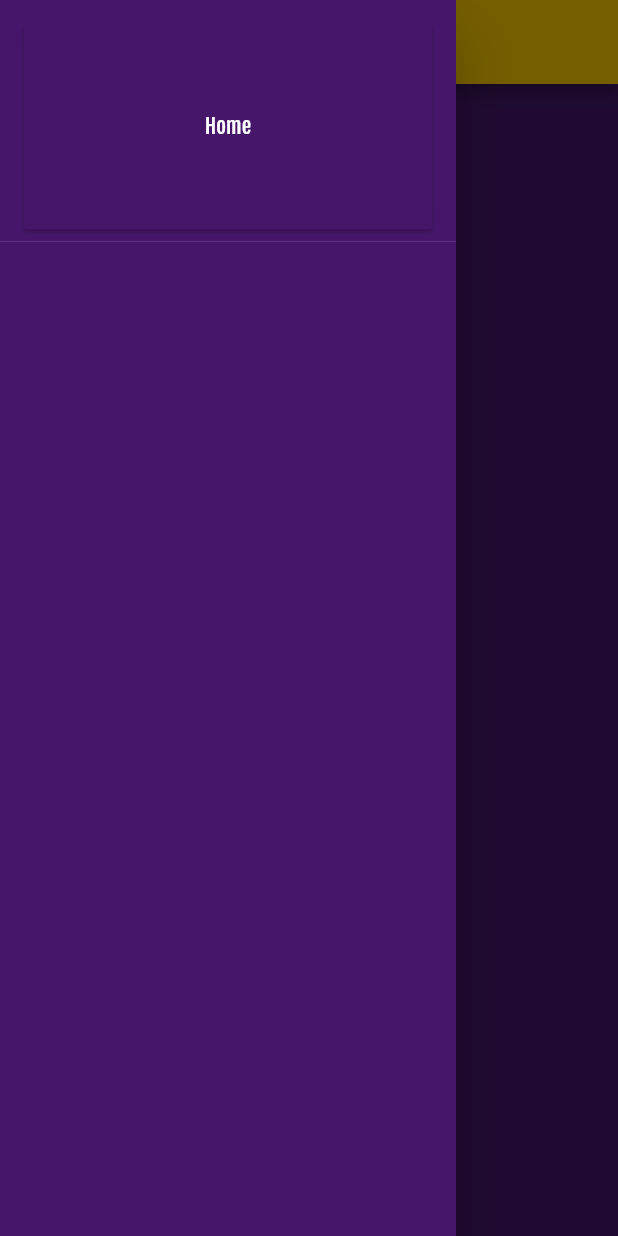
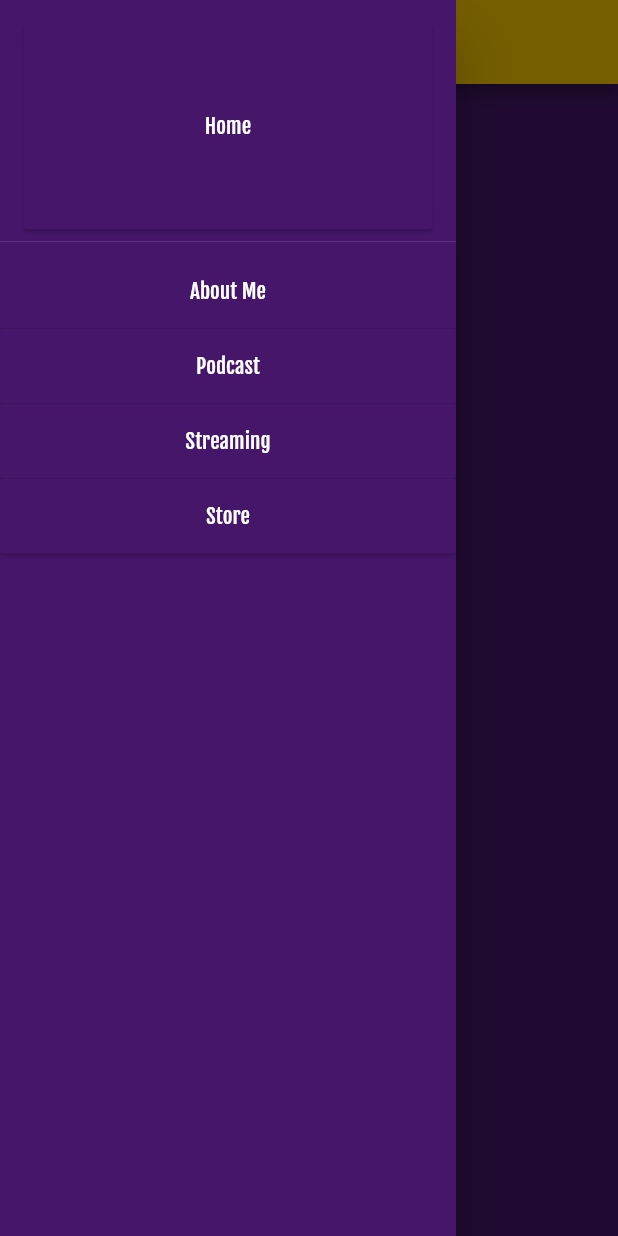
Before and after one commit to loganboisvert/loganboisvert.com, a Flutter app: the screen it shows after launch, with the side drawer open, on a phone screen of 412 x 824 dp. Run offline on Flutter 3.47's test engine with Material 2 defaults, Android fonts, the phone set to English and light mode, and no system bars.

Commit message:
Add base page routes

```diff
--- a/lib/main.dart
+++ b/lib/main.dart
@@ -1,7 +1,11 @@
 import 'package:flutter/material.dart';
+import 'package:logan_boisvert_website/routes/about/about.dart';
 
 import 'package:logan_boisvert_website/routes/index/index.dart';
 import 'package:logan_boisvert_website/routes/404/404.dart';
+import 'package:logan_boisvert_website/routes/podcast/podcast.dart';
+import 'package:logan_boisvert_website/routes/store/store.dart';
+import 'package:logan_boisvert_website/routes/streaming/streaming.dart';
 import 'package:logan_boisvert_website/themes.dart';
 
 void main() {
@@ -15,9 +19,12 @@ class MyApp extends StatelessWidget {
     return MaterialApp(
       title: 'Logan Boisvert',
       theme: Themes().mainTheme,
-      darkTheme: Themes().mainTheme,
       routes: {
         IndexRoute.route: (context) => IndexRoute(),
+        AboutRoute.route: (context) => AboutRoute(),
+        StreamingRoute.route: (context) => StreamingRoute(),
+        PodcastRoute.route: (context) => PodcastRoute(),
+        StoreRoute.route: (context) => StoreRoute(),
       },
       onUnknownRoute: (_) => MaterialPageRoute(
         builder: (context) => Route404(),
--- a/lib/widgets/navbuttons.dart
+++ b/lib/widgets/navbuttons.dart
@@ -1,5 +1,9 @@
 import 'package:flutter/material.dart';
+import 'package:logan_boisvert_website/routes/about/about.dart';
 import 'package:logan_boisvert_website/routes/index/index.dart';
+import 'package:logan_boisvert_website/routes/podcast/podcast.dart';
+import 'package:logan_boisvert_website/routes/store/store.dart';
+import 'package:logan_boisvert_website/routes/streaming/streaming.dart';
 
 import 'package:logan_boisvert_website/widgets/colors.dart';
 
@@ -8,6 +12,11 @@ class NavButtons {
     DrawerHeader(
       child: NavButton (name: "Home", route: IndexRoute.route),
     ),
+    NavButton(name: "About Me", route: AboutRoute.route),
+    NavButton(name: "Podcast", route: PodcastRoute.route),
+    NavButton(name: "Streaming", route: StreamingRoute.route),
+    NavButton(name: "Store", route: StoreRoute.route),
+
   ];
 }
 
```
Also changed, not shown: lib/routes/about/about.dart (added, +18 -0 lines), lib/routes/podcast/podcast.dart (added, +18 -0 lines), lib/routes/store/store.dart (added, +18 -0 lines), lib/routes/streaming/streaming.dart (added, +18 -0 lines).
